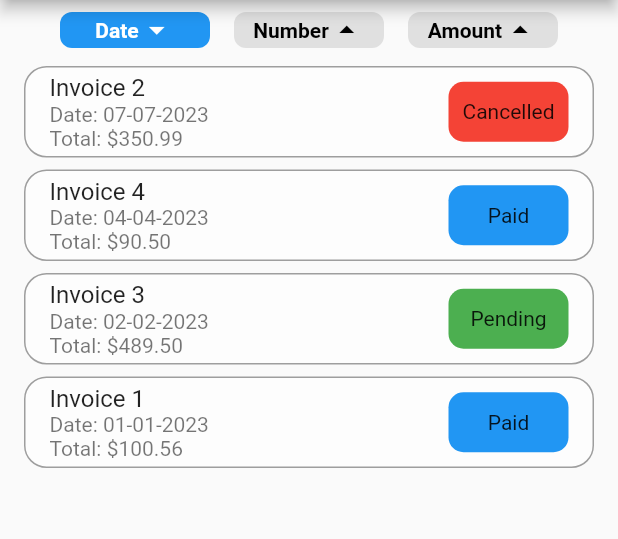
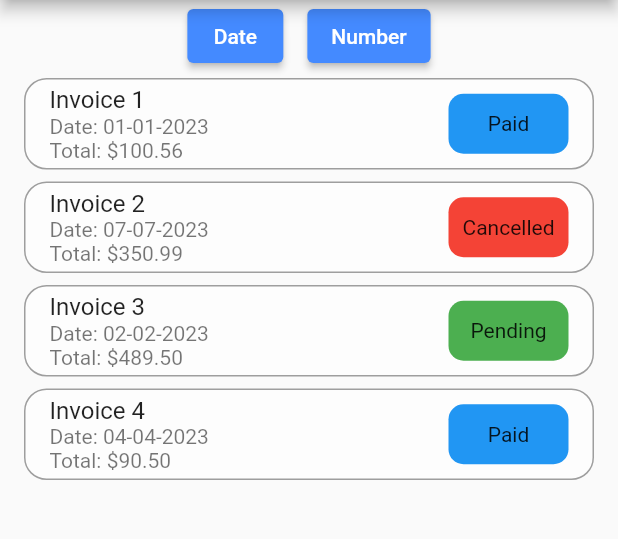
Before and after one commit to antOnioOnio/flutter_bloc_example, a Flutter app: the screen it shows after launch, after a tap on "Get Invoices", after a tap on "Date", on a phone screen of 412 x 824 dp, the part 84-623 px from its top. Run offline on Flutter 3.47's test engine with Material 2 defaults, Android fonts, the phone set to English and light mode, and no system bars; our stand-ins replace flutter_bloc, freezed_annotation.

Commit message:
UI Simplified

```diff
--- a/lib/ui/feature/invoice_list_page/widgets/order_button.dart
+++ b/lib/ui/feature/invoice_list_page/widgets/order_button.dart
@@ -1,5 +1,4 @@
 import 'package:flutter/material.dart';
-import 'package:flutter_bloc_freezed_example/ui/model/filter_order.dart';
 import 'package:flutter_bloc_freezed_example/ui/model/invoice_order_state.dart';
 
 class SortChipsRow extends StatelessWidget {
@@ -12,57 +11,24 @@ class SortChipsRow extends StatelessWidget {
 
   @override
   Widget build(BuildContext context) {
-    return Row(
-      mainAxisAlignment: MainAxisAlignment.center,
-      children: List<Widget>.generate(state.listInvoiceOrderState.length,
-          (int index) {
-        final isArrowUp =
-            state.listInvoiceOrderState[index].filterOrder.isAsc();
-        bool isSelected = state.listInvoiceOrderState[index].selected;
-        final textColor = isSelected ? Colors.white : Colors.black;
-        var backgroundColor = isSelected ? Colors.blue : Colors.grey.shade300;
-        final icon = isArrowUp ? Icons.arrow_drop_up : Icons.arrow_drop_down;
-        return Padding(
-          padding: const EdgeInsets.symmetric(horizontal: 8.0, vertical: 8.0),
-          child: Container(
-            width: 100,
-            decoration: BoxDecoration(
-              color: backgroundColor,
-              borderRadius: BorderRadius.circular(8.0),
-            ),
-            child: GestureDetector(
-              onTap: () {
-                if (state.listInvoiceOrderState[index].selected) {
-                  // Toggle sort direction if the same chip is tapped again
-                  isArrowUp
-                      ? const FilterOrder.orderDesc()
-                      : const FilterOrder.orderAsc();
-                  // Call onChipSelected callback with the selected index and sort direction
-                  onChipSelected(state.toOppositeDirectionOnIndex(index));
-                } else {
-                  onChipSelected(state.updatedSelected(index));
-                }
-              },
-              child: Row(
-                mainAxisAlignment: MainAxisAlignment.center,
-                children: [
-                  Text(
-                    state.listInvoiceOrderState[index].name,
-                    style: TextStyle(
-                      color: textColor,
-                      fontWeight: FontWeight.bold,
-                    ),
-                  ),
-                  Icon(
-                    icon,
-                    color: textColor,
-                  ),
-                ],
-              ),
-            ),
-          ),
-        );
-      }),
-    );
+    return Row(mainAxisAlignment: MainAxisAlignment.center, children: [
+      ElevatedButton(
+        style: ElevatedButton.styleFrom(
+          foregroundColor: Colors.white,
+          backgroundColor: Colors.blueAccent, // foreground
+        ),
+        onPressed: () => DoNothingAction(),
+        child: const Text('Date'),
+      ),
+      const SizedBox(width: 16),
+      ElevatedButton(
+        style: ElevatedButton.styleFrom(
+          foregroundColor: Colors.white,
+          backgroundColor: Colors.blueAccent, // foreground
+        ),
+        onPressed: () => DoNothingAction(),
+        child: const Text('Number'),
+      )
+    ]);
   }
 }
```
